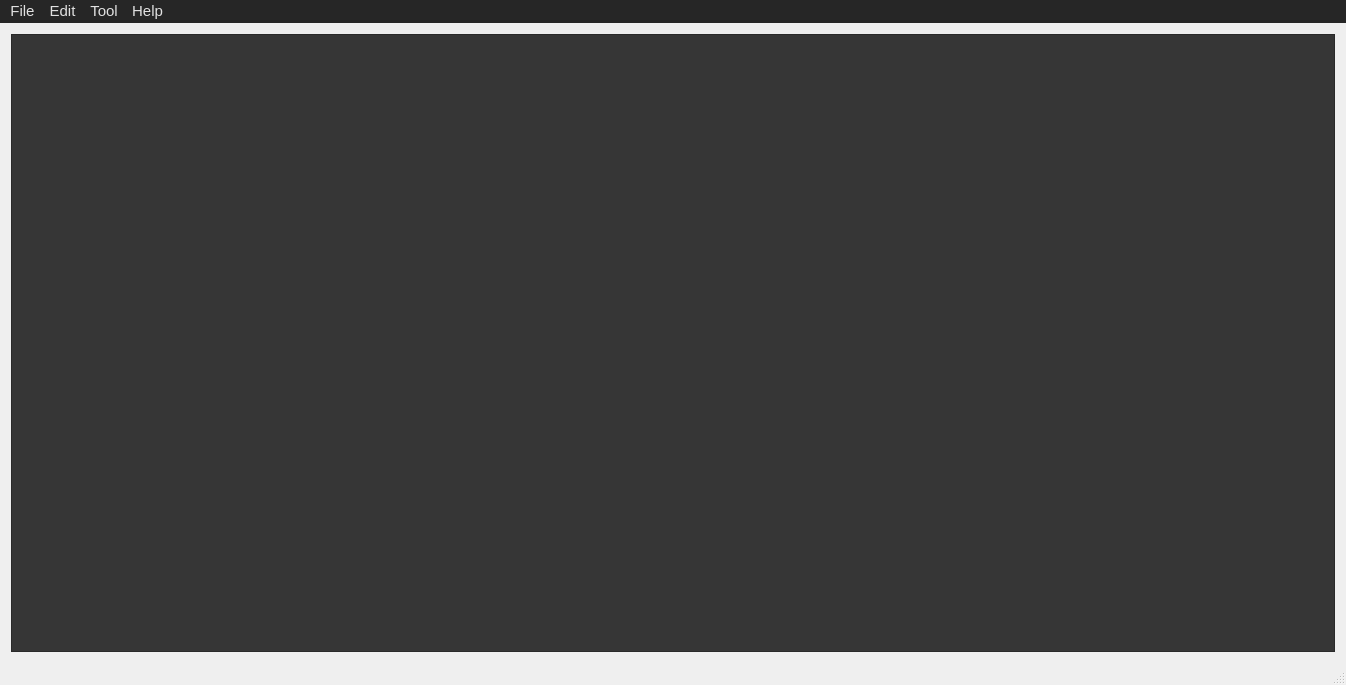
Old version of the form src/GurthHex/mainwindow.ui in the repository gurth/GurthHex.
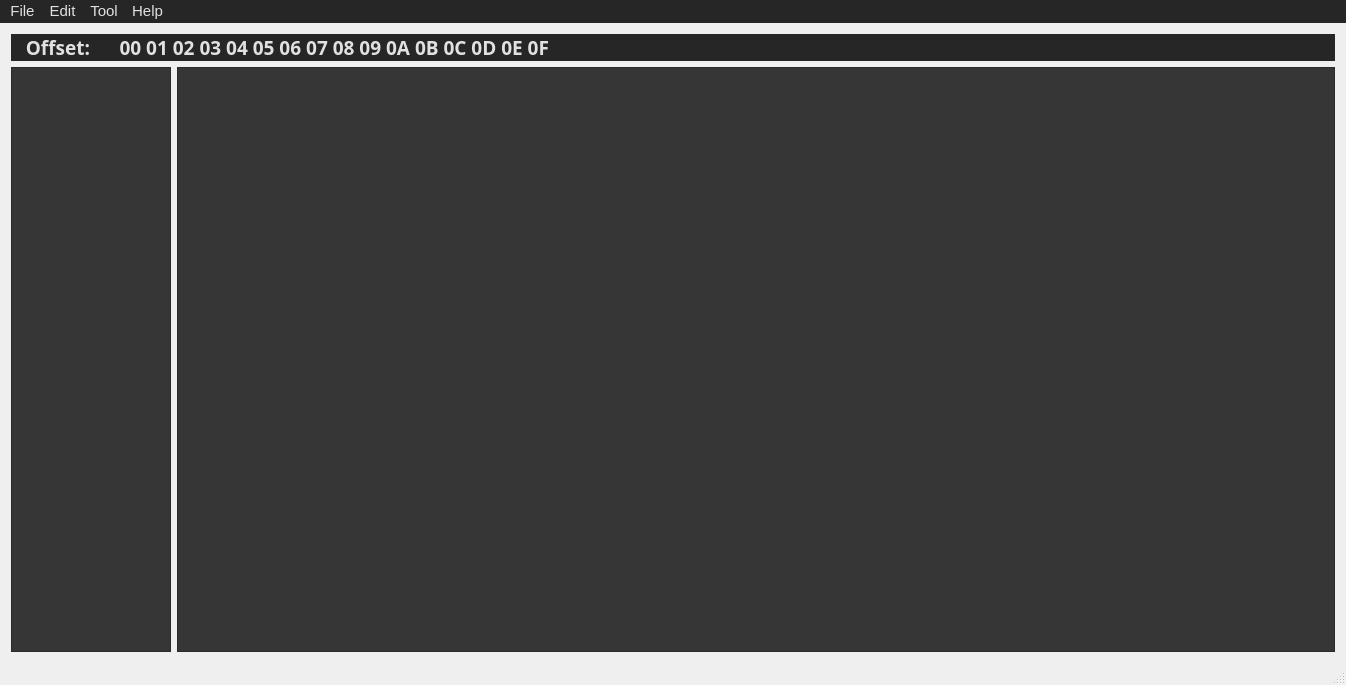
New version of the form.

What changed in the file:
```diff
--- a/src/GurthHex/mainwindow.ui
+++ b/src/GurthHex/mainwindow.ui
@@ -56,8 +56,55 @@
   </property>
   <widget class="QWidget" name="centralWidget">
    <layout class="QGridLayout" name="gridLayout">
-    <item row="0" column="0">
+    <item row="5" column="0">
+     <widget class="QTextEdit" name="line">
+      <property name="maximumSize">
+       <size>
+        <width>160</width>
+        <height>16777215</height>
+       </size>
+      </property>
+      <property name="font">
+       <font>
+        <family>Source Code Pro</family>
+        <pointsize>14</pointsize>
+        <weight>75</weight>
+        <bold>true</bold>
+       </font>
+      </property>
+      <property name="autoFillBackground">
+       <bool>false</bool>
+      </property>
+      <property name="styleSheet">
+       <string notr="true">QTextEdit {
+color: rgb(225,225,225);
+background-color:#363636;
+ }</string>
+      </property>
+     </widget>
+    </item>
+    <item row="5" column="1">
      <widget class="QTextEdit" name="Buffer">
+      <property name="maximumSize">
+       <size>
+        <width>16777215</width>
+        <height>16777215</height>
+       </size>
+      </property>
+      <property name="baseSize">
+       <size>
+        <width>0</width>
+        <height>0</height>
+       </size>
+      </property>
+      <property name="font">
+       <font>
+        <family>Source Code Pro</family>
+        <pointsize>14</pointsize>
+        <weight>75</weight>
+        <bold>true</bold>
+       </font>
+      </property>
       <property name="styleSheet">
        <string notr="true">QTextEdit {
 color: rgb(225,225,225);
@@ -67,6 +114,25 @@
       </property>
      </widget>
     </item>
+    <item row="0" column="0" colspan="2">
+     <widget class="QLabel" name="title">
+      <property name="font">
+       <font>
+        <family>Source Code Pro</family>
+        <pointsize>14</pointsize>
+        <weight>75</weight>
+        <bold>true</bold>
+       </font>
+      </property>
+      <property name="styleSheet">
+       <string notr="true">color: rgb(225,225,225);
+background-color:#262626;</string>
+      </property>
+      <property name="text">
+       <string>   Offset:      00 01 02 03 04 05 06 07 08 09 0A 0B 0C 0D 0E 0F</string>
+      </property>
+     </widget>
+    </item>
    </layout>
   </widget>
   <widget class="QMenuBar" name="menuBar">
```
